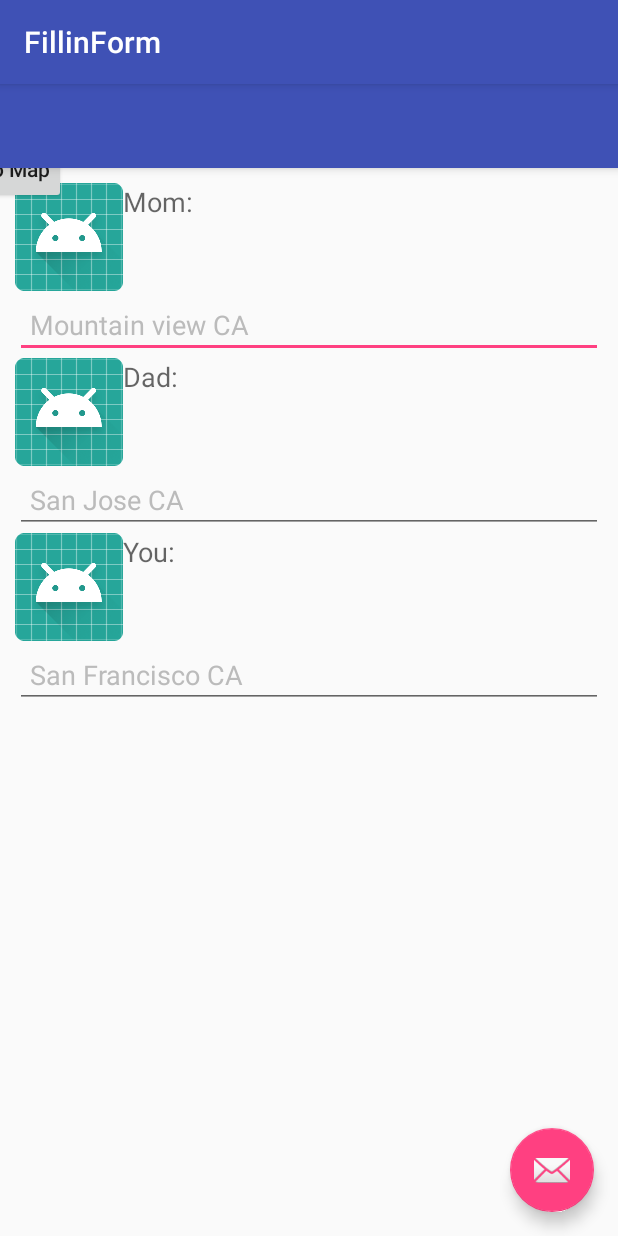
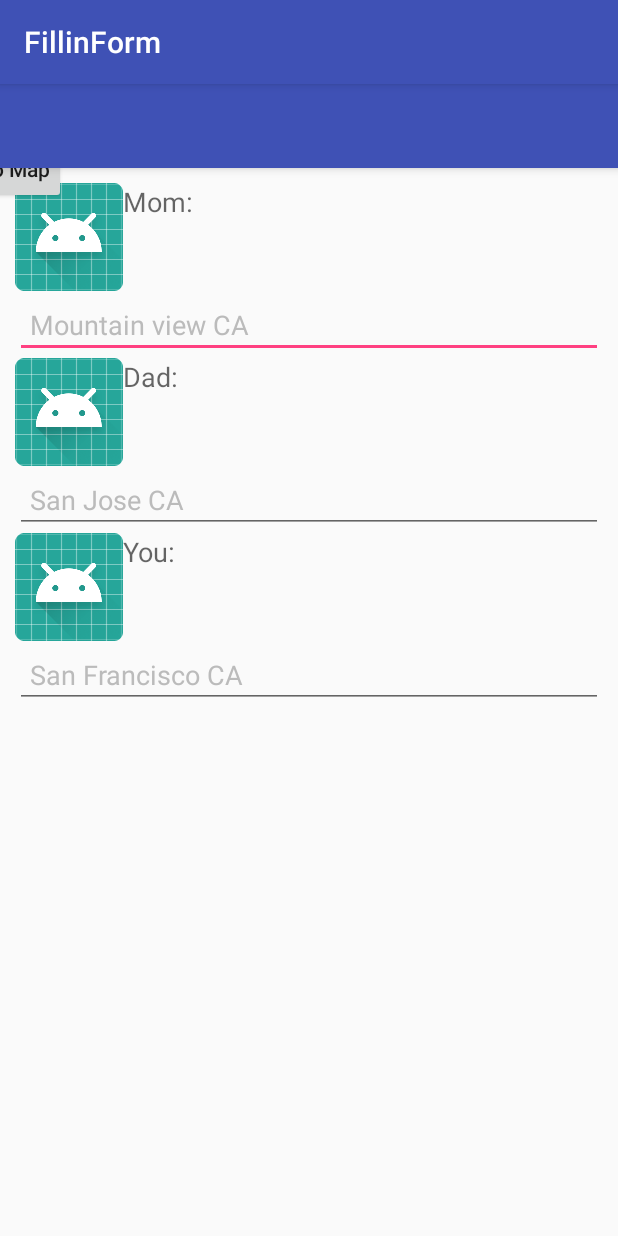
Before and after one commit to AndreSand/KotlinLearningMap, an Android app: the screen it shows after launch (FillinForm), on a phone screen of 412 x 824 dp. Run offline under Robolectric (Android 15) with nearby library versions, the phone set to English and light mode, and no system bars.

Commit message:
removed FAB, added README.md

```diff
--- a/app/src/main/res/layout/activity_fillin_form.xml
+++ b/app/src/main/res/layout/activity_fillin_form.xml
@@ -28,6 +28,7 @@
         android:layout_height="wrap_content"
         android:layout_gravity="bottom|end"
         android:layout_margin="@dimen/fab_margin"
-        app:srcCompat="@android:drawable/ic_dialog_email" />
+        app:srcCompat="@android:drawable/ic_dialog_email"
+        android:visibility="gone"/>
 
 </android.support.design.widget.CoordinatorLayout>
```
Also changed, not shown: 3 other files.
